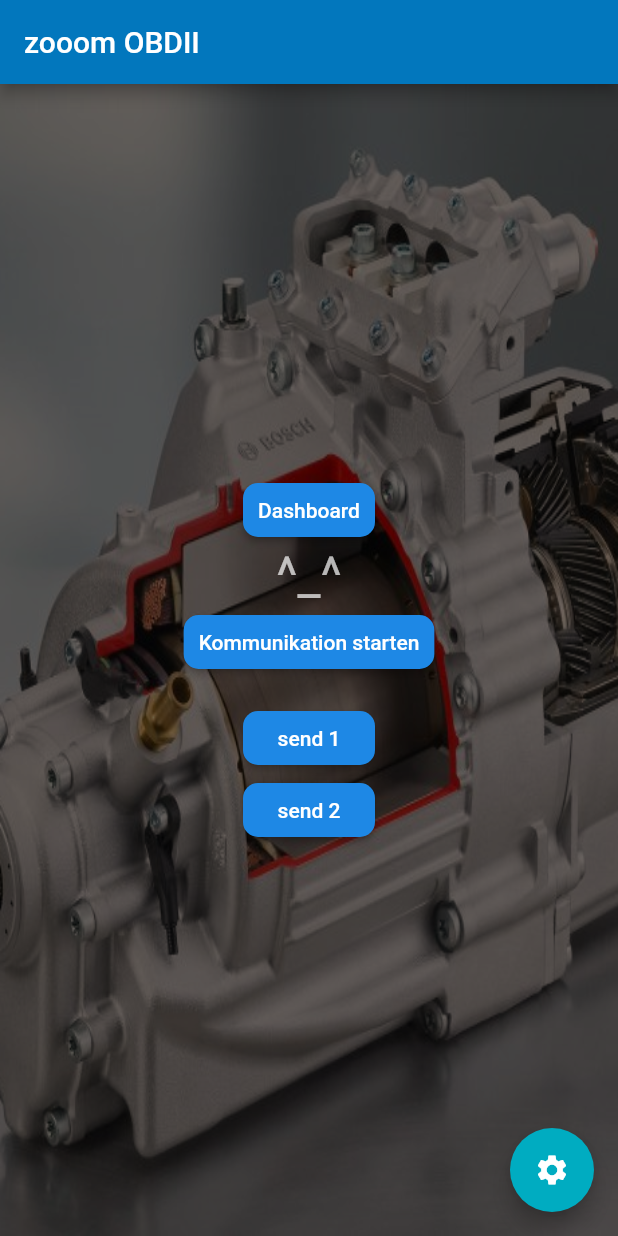
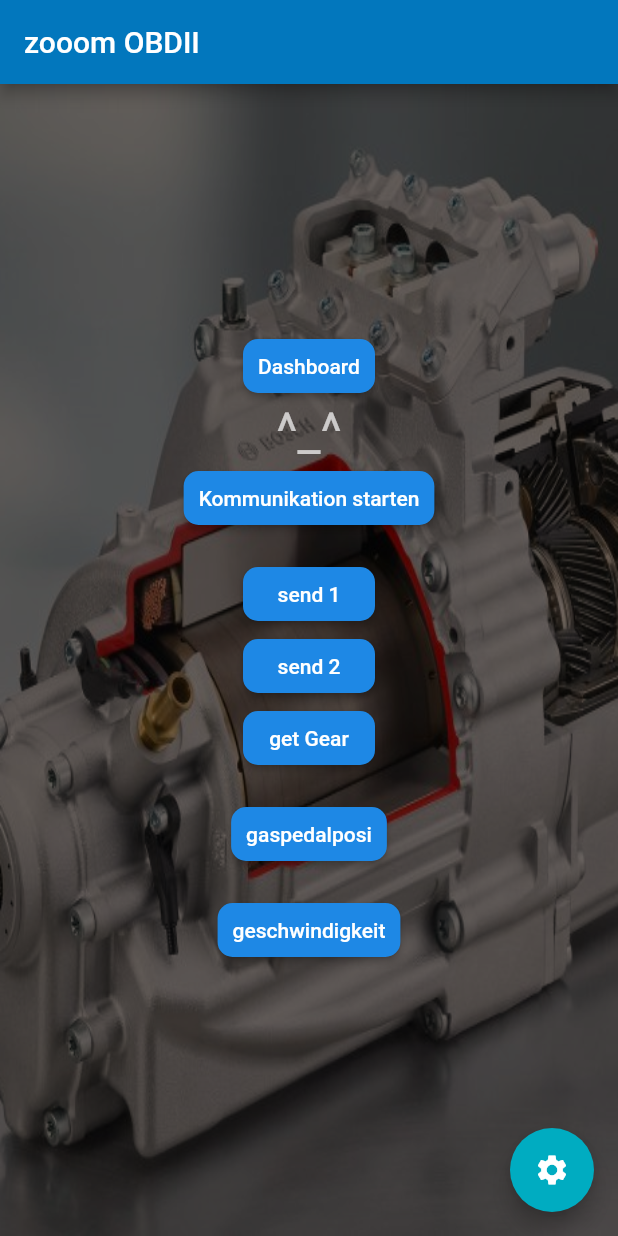
Before and after one commit to Edelbitter/odb24e, a Flutter app: the screen it shows after launch, after a tap on "send 2", on a phone screen of 412 x 824 dp. Run offline on Flutter 3.47's test engine with Material 2 defaults, Android fonts, the phone set to English and light mode, and no system bars; our stand-ins replace connectivity; Roboto replaces fonts that are missing (Montserrat).

Commit message:
more send buttons for testing

```diff
--- a/lib/main.dart
+++ b/lib/main.dart
@@ -91,6 +91,10 @@ class _MyHomePageState extends State<MyHomePage> {
 
   bool ready = false;
 
+  String speed = '';
+  String gasPedal = '';
+  String gear = '';
+
 
   @override
   initState() {
@@ -122,6 +126,23 @@ class _MyHomePageState extends State<MyHomePage> {
     setState(()
     {
       _otherDisplay = "received \n" + rec;
+
+      if(rec.startsWith('41'))
+        {
+          if(rec.startsWith('5A',3))
+            {
+              gasPedal = (int.parse( rec.substring(5,6)) * 100 / 255).toString();
+            }
+          if(rec.startsWith('0D',3))
+          {
+            speed =  rec.substring(5,6);
+          }
+          if(rec.startsWith('5A',3))
+          {
+            gear =  rec.substring(5);
+          }
+        }
+
     });
     if(rec.contains('>'))
     {
@@ -164,27 +185,19 @@ class _MyHomePageState extends State<MyHomePage> {
   // copied from example
 
 
-
+void _sendOut(String toSend)
+{
+  ready = false;
+  List<int> bytes = utf8.encode(toSend);
+  theSocket.add(bytes);
+}
 
 void _send1() {
-  //theSocket.write('hello server<EOF>');
-  ready = false;
-  print('sending');
-  String foo = '01 05\r';
-  List<int> bytes = utf8.encode(foo);
-  theSocket.add(bytes);
- // print('button pressed');
- // print(theSocket.port.toString());
+ _sendOut('01 05\r');
 }
 
   void _send2() {
-    ready = false;
-    //theSocket.write('hello server<EOF>');
-    String foo = '01 07\r';
-    List<int> bytes = utf8.encode(foo);
-    theSocket.add(bytes);
-    // print('button pressed');
-    // print(theSocket.port.toString());
+    _sendOut('01 07\r');
   }
 
  // setState(()
@@ -330,19 +343,48 @@ void _send1() {
                     // splashColor: Colors.grey,
                   ),
                 ),
+
                 Container(
                   margin: EdgeInsets.only(left:15,right: 15),
                   child:   RaisedButton(
                     child:  Text("send 2"),
                     shape: new RoundedRectangleBorder(borderRadius: new BorderRadius.circular(10.0)),
-
                     onPressed: (this.network == 'wifi' && ready==true) ? _send2 : null,
-                    // color: Colors.red,
-                    // textColor: Colors.yellow,
                     padding: EdgeInsets.fromLTRB(10, 10, 10, 10),
-                    // splashColor: Colors.grey,
                   ),
                 ),
+
+                Container(
+                  margin: EdgeInsets.only(left:15,right: 15),
+                  child:   RaisedButton(
+                    child:  Text("get Gear"),//4
+                    shape: new RoundedRectangleBorder(borderRadius: new BorderRadius.circular(10.0)),
+                    onPressed: (this.network == 'wifi' && ready==true) ? (){_sendOut('01 A4\r');} : null,
+                    padding: EdgeInsets.fromLTRB(10, 10, 10, 10),
+                  ),
+                ),
+                Text(gear),
+                Container(
+                  margin: EdgeInsets.only(left:15,right: 15),
+                  child:   RaisedButton(
+                    child:  Text("gaspedalposi"),//1
+                    shape: new RoundedRectangleBorder(borderRadius: new BorderRadius.circular(10.0)),
+                    onPressed: (this.network == 'wifi' && ready==true) ? (){_sendOut('01 5A\r');} : null,
+                    padding: EdgeInsets.fromLTRB(10, 10, 10, 10),
+                  ),
+                ),
+                Text(gasPedal),
+                Container(
+                  margin: EdgeInsets.only(left:15,right: 15),
+                  child:   RaisedButton(
+                    child:  Text("geschwindigkeit"),//1
+                    shape: new RoundedRectangleBorder(borderRadius: new BorderRadius.circular(10.0)),
+                    onPressed: (this.network == 'wifi' && ready==true) ? (){_sendOut('01 0D\r');} : null,
+                    padding: EdgeInsets.fromLTRB(10, 10, 10, 10),
+                  ),
+                ),
+                Text(speed),
+
               ],
             )
 
```
